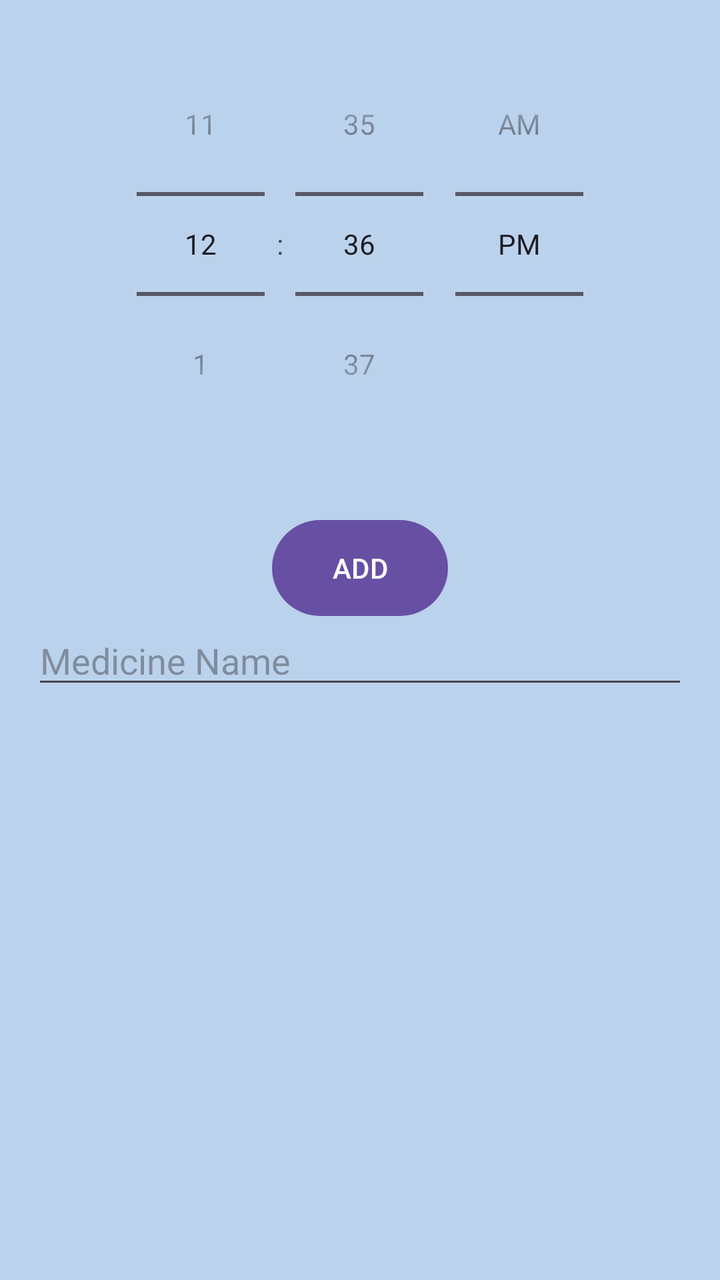
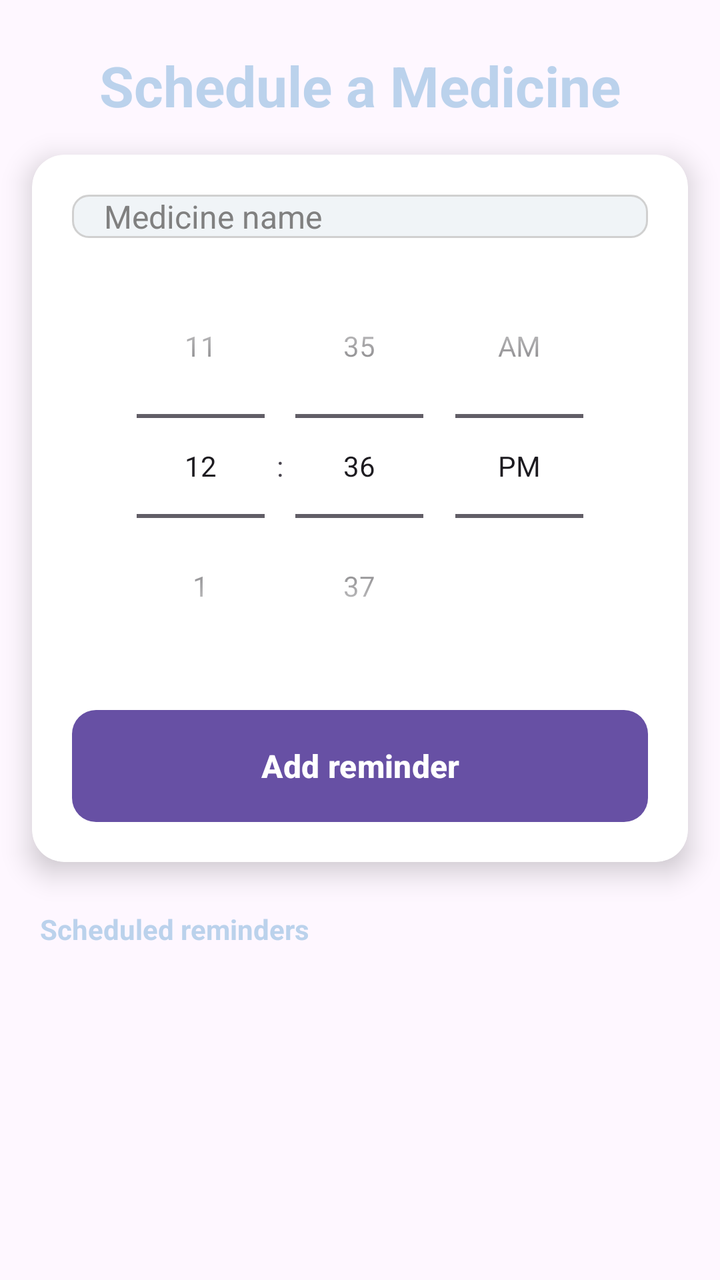

Screens rendered from an Android XML layout before and after an edit, with the pre-edit source and the edit as a unified diff.
<!-- AndroidManifest.xml: application theme Theme.HealthCare -->
<!-- res/layout/activity_medicine_time.xml -->
<?xml version="1.0" encoding="utf-8"?>
<androidx.constraintlayout.widget.ConstraintLayout xmlns:android="http://schemas.android.com/apk/res/android"
    xmlns:app="http://schemas.android.com/apk/res-auto"
    xmlns:tools="http://schemas.android.com/tools"
    android:id="@+id/main"
    android:layout_width="match_parent"
    android:layout_height="match_parent"
    tools:context=".Views.MedicineTimeActivity">
    <RelativeLayout xmlns:android="http://schemas.android.com/apk/res/android"
        xmlns:tools="http://schemas.android.com/tools"
        android:layout_width="match_parent"
        android:layout_height="match_parent"
        android:padding="16dp"
        tools:context=".MainActivity"
        android:background="@color/bleu">

        <TimePicker
            android:id="@+id/time_picker"
            android:layout_width="wrap_content"
            android:layout_height="wrap_content"
            android:layout_centerHorizontal="true"
            android:timePickerMode="spinner"
            android:paddingBottom="16dp" />


        <Button
            android:id="@+id/add_button"
            android:layout_width="wrap_content"
            android:layout_height="wrap_content"
            android:layout_below="@id/time_picker"
            android:layout_centerHorizontal="true"
            android:layout_marginTop="16dp"
            android:background="@drawable/btn_bg"
            android:text="ADD" />

        <ListView
            android:id="@+id/list_view"
            android:layout_width="match_parent"
            android:layout_height="match_parent"
            android:layout_below="@id/add_button"
            android:layout_marginTop="91dp" />

        <EditText
            android:id="@+id/edit_text_medicine_name"
            android:layout_width="match_parent"
            android:layout_height="wrap_content"
            android:hint="Medicine Name"
            android:layout_below="@id/add_button"
            />


    </RelativeLayout>
</androidx.constraintlayout.widget.ConstraintLayout>
<!-- resources referenced by this layout -->
<resources>
  <color name="bleu">#BBD2EC</color>
  <!-- drawable btn_bg (drawable) -->
  <?xml version="1.0" encoding="utf-8"?>
  <shape xmlns:android="http://schemas.android.com/apk/res/android">
      <solid android:color="@color/colorWhite"/>
      <corners android:radius="70dp"/>
  </shape>
  <style name="Theme.HealthCare" parent="Base.Theme.HealthCare" />
  <color name="colorWhite">#FFFFFF</color>
  <style name="Base.Theme.HealthCare" parent="Theme.Material3.DayNight.NoActionBar">
          
          
      </style>
</resources>

<!-- the commit's change to res/layout/activity_medicine_time.xml (unified diff, before → after) -->
@@ -1,53 +1,107 @@
 <?xml version="1.0" encoding="utf-8"?>
-<androidx.constraintlayout.widget.ConstraintLayout xmlns:android="http://schemas.android.com/apk/res/android"
+<androidx.constraintlayout.widget.ConstraintLayout
+    xmlns:android="http://schemas.android.com/apk/res/android"
     xmlns:app="http://schemas.android.com/apk/res-auto"
     xmlns:tools="http://schemas.android.com/tools"
     android:id="@+id/main"
     android:layout_width="match_parent"
     android:layout_height="match_parent"
-    tools:context=".Views.MedicineTimeActivity">
-    <RelativeLayout xmlns:android="http://schemas.android.com/apk/res/android"
-        xmlns:tools="http://schemas.android.com/tools"
-        android:layout_width="match_parent"
-        android:layout_height="match_parent"
-        android:padding="16dp"
-        tools:context=".MainActivity"
-        android:background="@color/bleu">
+    tools:context=".Views.MedicineTimeActivity"
+    android:background="@drawable/subtle_blue_gradient">
 
-        <TimePicker
-            android:id="@+id/time_picker"
-            android:layout_width="wrap_content"
-            android:layout_height="wrap_content"
-            android:layout_centerHorizontal="true"
-            android:timePickerMode="spinner"
-            android:paddingBottom="16dp" />
+    
+    <TextView
+        android:id="@+id/title_text_view"
+        android:layout_width="wrap_content"
+        android:layout_height="wrap_content"
+        android:text="Schedule a Medicine"
+        android:textSize="28sp"
+        android:textStyle="bold"
+        android:textColor="@color/bleu"
+        app:layout_constraintTop_toTopOf="parent"
+        app:layout_constraintStart_toStartOf="parent"
+        app:layout_constraintEnd_toEndOf="parent"
+        android:layout_marginTop="24dp"/>
 
+    
+    <androidx.cardview.widget.CardView
+        android:id="@+id/form_card"
+        android:layout_width="0dp"
+        android:layout_height="wrap_content"
+        android:layout_margin="16dp"
+        app:cardCornerRadius="16dp"
+        app:cardElevation="8dp"
+        app:layout_constraintTop_toBottomOf="@id/title_text_view"
+        app:layout_constraintStart_toStartOf="parent"
+        app:layout_constraintEnd_toEndOf="parent">
 
-        <Button
-            android:id="@+id/add_button"
-            android:layout_width="wrap_content"
-            android:layout_height="wrap_content"
-            android:layout_below="@id/time_picker"
-            android:layout_centerHorizontal="true"
-            android:layout_marginTop="16dp"
-            android:background="@drawable/btn_bg"
-            android:text="ADD" />
-
-        <ListView
-            android:id="@+id/list_view"
-            android:layout_width="match_parent"
-            android:layout_height="match_parent"
-            android:layout_below="@id/add_button"
-            android:layout_marginTop="91dp" />
-
-        <EditText
-            android:id="@+id/edit_text_medicine_name"
+        <LinearLayout
             android:layout_width="match_parent"
             android:layout_height="wrap_content"
-            android:hint="Medicine Name"
-            android:layout_below="@id/add_button"
-            />
+            android:orientation="vertical"
+            android:padding="20dp">
 
+            
+            <EditText
+                android:id="@+id/edit_text_medicine_name"
+                style="@style/LoginEditText"
+                android:layout_width="match_parent"
+                android:layout_height="wrap_content"
+                android:hint="Medicine name"
+                android:inputType="text"
+                android:drawablePadding="25dp" />
 
-    </RelativeLayout>
+            
+            <TimePicker
+                android:id="@+id/time_picker"
+                android:layout_width="wrap_content"
+                android:layout_height="wrap_content"
+                android:layout_gravity="center"
+                android:timePickerMode="spinner"
+                android:layout_marginTop="8dp" />
+
+            
+            <Button
+                android:id="@+id/add_button"
+                android:layout_width="match_parent"
+                android:layout_height="56dp"
+                android:layout_marginTop="16dp"
+                android:text="Add reminder"
+                android:background="@drawable/modern_button_background"
+                android:textColor="@android:color/white"
+                android:textSize="16sp"
+                android:textStyle="bold"
+                android:textAllCaps="false"/>
+
+        </LinearLayout>
+    </androidx.cardview.widget.CardView>
+
+    
+    <TextView
+        android:id="@+id/list_label"
+        android:layout_width="wrap_content"
+        android:layout_height="wrap_content"
+        android:text="Scheduled reminders"
+        android:textColor="@color/bleu"
+        android:textStyle="bold"
+        android:layout_marginTop="24dp"
+        android:layout_marginStart="20dp"
+        app:layout_constraintTop_toBottomOf="@id/form_card"
+        app:layout_constraintStart_toStartOf="parent"/>
+
+    
+    <ListView
+        android:id="@+id/list_view"
+        android:layout_width="0dp"
+        android:layout_height="0dp"
+        android:layout_marginTop="8dp"
+        android:divider="@android:color/transparent"
+        android:dividerHeight="8dp"
+        android:padding="16dp"
+        android:clipToPadding="false"
+        app:layout_constraintTop_toBottomOf="@id/list_label"
+        app:layout_constraintBottom_toBottomOf="parent"
+        app:layout_constraintStart_toStartOf="parent"
+        app:layout_constraintEnd_toEndOf="parent" />
+
 </androidx.constraintlayout.widget.ConstraintLayout>
<!-- resource entries referenced after the edit -->
@@ -1,14 +1,56 @@
 <!-- resources referenced by this layout -->
 <resources>
   <color name="bleu">#BBD2EC</color>
-  <!-- drawable btn_bg (drawable) -->
+  <!-- drawable modern_button_background (drawable) -->
+  <ripple xmlns:android="http://schemas.android.com/apk/res/android"
+      android:color="#FFFFFF"> 
+  
+       <item>
+          <shape android:shape="rectangle">
+              <solid android:color="@color/bleu"/> 
+              <corners android:radius="12dp"/>
+          </shape>
+      </item>
+  </ripple>
+  <!-- drawable subtle_blue_gradient (drawable) -->
   <?xml version="1.0" encoding="utf-8"?>
-  <shape xmlns:android="http://schemas.android.com/apk/res/android">
-      <solid android:color="@color/colorWhite"/>
-      <corners android:radius="70dp"/>
-  </shape>
+  <selector xmlns:android="http://schemas.android.com/apk/res/android">
+  
+  </selector>
+  <style name="LoginEditText">
+          <item name="android:layout_width">0dp</item>
+          <item name="android:layout_height">56dp</item>
+          <item name="android:background">@drawable/edittext_background</item>
+          <item name="android:paddingStart">16dp</item>
+          <item name="android:paddingEnd">16dp</item>
+          <item name="android:drawablePadding">12dp</item>
+          <item name="android:textColor">@color/bleu</item>
+          <item name="android:textColorHint">#808080</item>
+          <item name="android:textSize">16sp</item>
+      </style>
   <style name="Theme.HealthCare" parent="Base.Theme.HealthCare" />
-  <color name="colorWhite">#FFFFFF</color>
+  <!-- drawable edittext_background (drawable) -->
+  <selector xmlns:android="http://schemas.android.com/apk/res/android">
+  
+      
+      <item android:state_focused="true">
+          <shape android:shape="rectangle">
+              <solid android:color="#FFFFFF" />
+              <corners android:radius="8dp" />
+              <stroke android:width="2dp" android:color="@color/bleu" /> 
+          </shape>
+      </item>
+  
+      
+      <item>
+          <shape android:shape="rectangle">
+              <solid android:color="#F0F4F7" /> 
+              <corners android:radius="8dp" />
+              <stroke android:width="1dp" android:color="#D0D0D0" /> 
+          </shape>
+      </item>
+  
+  </selector>
   <style name="Base.Theme.HealthCare" parent="Theme.Material3.DayNight.NoActionBar">
           
           
